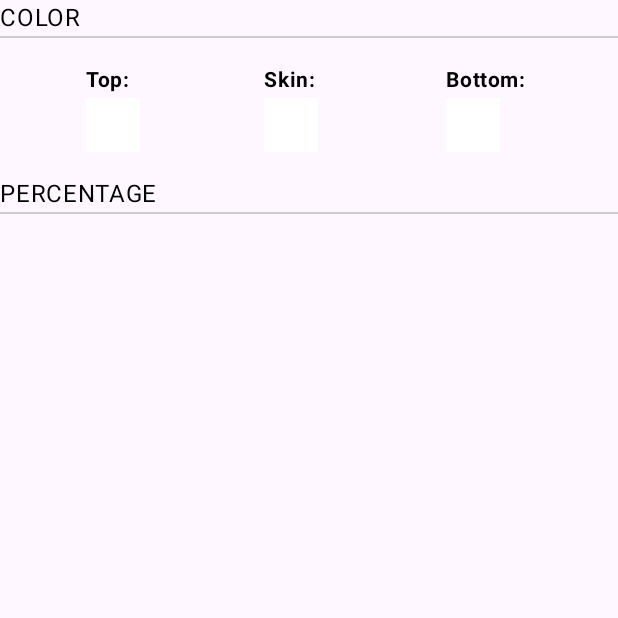
After one commit to CH2-PS544-IniGua/mobile-app, an Android app built with Jetpack Compose: the ResultActivity screen opened directly, with no data from a screen before it, on a phone screen of 412 x 824 dp, the top half of it. The commit adds this screen. Run offline under Robolectric (Android 15) with nearby library versions, the phone set to English and light mode, and no system bars; pictures from the network do not load.

Commit message:
add color prediction in detail result

```diff
--- a/app/build.gradle.kts
+++ b/app/build.gradle.kts
@@ -2,6 +2,7 @@ plugins {
     id("com.android.application")
     id("org.jetbrains.kotlin.android")
     id("com.google.devtools.ksp")
+    id("kotlin-parcelize")
 }
 
 android {
@@ -80,6 +81,7 @@ dependencies {
     implementation("androidx.paging:paging-runtime-ktx:3.1.0")
 
     implementation("androidx.room:room-ktx:2.5.2")
+    debugImplementation("androidx.compose.ui:ui-tooling:1.5.4")
     ksp("androidx.room:room-compiler:2.5.2")
     implementation("androidx.room:room-paging:2.4.0-rc01")
 
--- a/app/src/main/AndroidManifest.xml
+++ b/app/src/main/AndroidManifest.xml
@@ -20,9 +20,12 @@
         android:label="@string/app_name"
         android:roundIcon="@mipmap/ic_launcher_round"
         android:supportsRtl="true"
+        android:theme="@style/Theme.IniGua"
         android:usesCleartextTraffic="true"
-        android:theme="@style/Theme.IniGua"
         tools:targetApi="31">
+        <activity
+            android:name=".view.result.ResultActivity"
+            android:exported="false" />
 
         <meta-data
             android:name="com.google.android.geo.API_KEY"
--- a/app/src/main/java/com/tri/sulton/inigua/data/api/model/response/UploadResponse.kt
+++ b/app/src/main/java/com/tri/sulton/inigua/data/api/model/response/UploadResponse.kt
@@ -1,7 +1,10 @@
 package com.tri.sulton.inigua.data.api.model.response
 
+import android.os.Parcelable
 import com.google.gson.annotations.SerializedName
+import kotlinx.parcelize.Parcelize
 
+@Parcelize
 data class UploadResponse(
 
     @field:SerializedName("filename")
@@ -28,4 +31,4 @@ data class UploadResponse(
 	@field:SerializedName("percentage_skin_clothes")
 	val percentage_skin_clothes: Int,
 
-)
+) : Parcelable
--- a/app/src/main/java/com/tri/sulton/inigua/data/pref/UserModel.kt
+++ b/app/src/main/java/com/tri/sulton/inigua/data/pref/UserModel.kt
@@ -2,4 +2,5 @@ package com.tri.sulton.inigua.data.pref
 
 data class UserModel(
     val token: String,
+    val username: String,
 )
--- a/app/src/main/java/com/tri/sulton/inigua/data/pref/UserPreference.kt
+++ b/app/src/main/java/com/tri/sulton/inigua/data/pref/UserPreference.kt
@@ -16,13 +16,15 @@ class UserPreference private constructor(private val dataStore: DataStore<Prefer
     suspend fun saveSession(user: UserModel) {
         dataStore.edit { preferences ->
             preferences[TOKEN_KEY] = user.token
+            preferences[USERNAME_KEY] = user.username
         }
     }
 
     fun getSession(): Flow<UserModel> {
         return dataStore.data.map { preferences ->
             UserModel(
-                preferences[TOKEN_KEY] ?: ""
+                preferences[TOKEN_KEY] ?: "",
+                preferences[USERNAME_KEY] ?: ""
             )
         }
     }
@@ -37,6 +39,7 @@ class UserPreference private constructor(private val dataStore: DataStore<Prefer
         @Volatile
         private var INSTANCE: UserPreference? = null
         private val TOKEN_KEY = stringPreferencesKey("token")
+        private val USERNAME_KEY = stringPreferencesKey("username")
 
         fun getInstance(dataStore: DataStore<Preferences>): UserPreference {
             return INSTANCE ?: synchronized(this) {
--- a/app/src/main/java/com/tri/sulton/inigua/view/components/ColorRect.kt
+++ b/app/src/main/java/com/tri/sulton/inigua/view/components/ColorRect.kt
@@ -23,8 +23,6 @@ fun ColorRect(
     modifier: Modifier = Modifier
 ) {
     Column(
-        modifier = Modifier
-            .fillMaxWidth()
     ) {
         Text(
             text = "$title: $color",
--- a/app/src/main/java/com/tri/sulton/inigua/view/login/LoginActivity.kt
+++ b/app/src/main/java/com/tri/sulton/inigua/view/login/LoginActivity.kt
@@ -81,7 +81,8 @@ class LoginActivity : AppCompatActivity() {
             } else {
                 if (loginResponse != null) {
                     val user = UserModel(
-                        token = loginResponse.data
+                        token = loginResponse.data,
+                        username = loginResponse.username,
                     )
                     viewModel.saveSession(user)
                     val intent = Intent(this, MainActivity::class.java)
--- a/app/src/main/java/com/tri/sulton/inigua/view/profile/ProfileFragment.kt
+++ b/app/src/main/java/com/tri/sulton/inigua/view/profile/ProfileFragment.kt
@@ -14,6 +14,8 @@ import com.tri.sulton.inigua.databinding.FragmentProfileBinding
 import com.tri.sulton.inigua.view.ViewModelFactory
 import com.tri.sulton.inigua.view.catalog.MainViewModel
 import com.tri.sulton.inigua.view.welcome.WelcomeActivity
+import kotlinx.coroutines.flow.first
+import kotlinx.coroutines.runBlocking
 
 
 class ProfileFragment : Fragment() {
@@ -40,6 +42,8 @@ class ProfileFragment : Fragment() {
             if (user.token.isEmpty()) {
                 startActivity(Intent(requireContext(), WelcomeActivity::class.java))
                 activity?.finish()
+            } else {
+                binding.toolbar.title = user.username
             }
         }
 
--- a/app/src/main/java/com/tri/sulton/inigua/view/register/RegisterActivity.kt
+++ b/app/src/main/java/com/tri/sulton/inigua/view/register/RegisterActivity.kt
@@ -55,8 +55,8 @@ class RegisterActivity : AppCompatActivity() {
                 return@setOnClickListener
             }
 
-            if (username.length < 6) {
-                Toast.makeText(this, "Username must be at least 6 characters", Toast.LENGTH_SHORT).show()
+            if (username.length < 1) {
+                Toast.makeText(this, "Username must be at least 1 characters", Toast.LENGTH_SHORT).show()
                 return@setOnClickListener
             }
 
--- a/app/src/main/java/com/tri/sulton/inigua/view/register/RegisterViewModel.kt
+++ b/app/src/main/java/com/tri/sulton/inigua/view/register/RegisterViewModel.kt
@@ -33,7 +33,7 @@ class RegisterViewModel(private val repository: UserRepository) : ViewModel() {
                 } else {
                     _registerResponse.value = LoginResponse(
                         status = "error",
-                        message = "Failed to create user: Username already taken",
+                        message = Constant.getErrorResponse(response.errorBody()!!.string()).message,
                         data = "",
                         username = ""
                     )
--- /dev/null
+++ b/app/src/main/java/com/tri/sulton/inigua/view/result/ResultActivity.kt
@@ -0,0 +1,48 @@
+package com.tri.sulton.inigua.view.result
+
+import android.os.Build
+import androidx.appcompat.app.AppCompatActivity
+import android.os.Bundle
+import android.widget.Toast
+import androidx.activity.compose.setContent
+import androidx.compose.material3.MaterialTheme
+import com.tri.sulton.inigua.R
+import com.tri.sulton.inigua.data.api.model.response.UploadResponse
+import com.tri.sulton.inigua.view.screen.ResultScreen
+
+class ResultActivity : AppCompatActivity() {
+    override fun onCreate(savedInstanceState: Bundle?) {
+        super.onCreate(savedInstanceState)
+//        setContentView(R.layout.activity_result)
+
+        supportActionBar?.hide()
+
+        val result = if (Build.VERSION.SDK_INT >= 33) {
+            intent.getParcelableExtra<UploadResponse>(EXTRA_RESULT, UploadResponse::class.java)
+        } else {
+            @Suppress("DEPRECATION")
+            intent.getParcelableExtra<UploadResponse>(EXTRA_RESULT)
+        }
+
+        if (result != null) {
+            Toast.makeText(this, result.predict_image, Toast.LENGTH_SHORT).show()
+        }
+
+        setContent {
+            MaterialTheme {
+                ResultScreen(
+                    predict_image = result?.predict_image ?: "",
+                    color_skin = result?.color_skin ?: "",
+                    color_top = result?.color_top ?: "",
+                    color_bottom = result?.color_bottom ?: "",
+                    percentage_clothes_pants = result?.percentage_clothes_pants ?: 0,
+                    percentage_skin_clothes = result?.percentage_skin_clothes ?: 0
+                )
+            }
+        }
+    }
+
+    companion object {
+        const val EXTRA_RESULT = "extra_result"
+    }
+}
--- /dev/null
+++ b/app/src/main/java/com/tri/sulton/inigua/view/screen/ResultScreen.kt
@@ -0,0 +1,97 @@
+package com.tri.sulton.inigua.view.screen
+
+import androidx.compose.foundation.background
+import androidx.compose.foundation.layout.Arrangement
+import androidx.compose.foundation.layout.Column
+import androidx.compose.foundation.layout.Row
+import androidx.compose.foundation.layout.Spacer
+import androidx.compose.foundation.layout.fillMaxWidth
+import androidx.compose.foundation.layout.height
+import androidx.compose.foundation.layout.padding
+import androidx.compose.foundation.layout.size
+import androidx.compose.foundation.rememberScrollState
+import androidx.compose.foundation.verticalScroll
+import androidx.compose.material3.Divider
+import androidx.compose.material3.MaterialTheme
+import androidx.compose.material3.Text
+import androidx.compose.runtime.Composable
+import androidx.compose.ui.Alignment
+import androidx.compose.ui.Modifier
+import androidx.compose.ui.graphics.Color
+import androidx.compose.ui.layout.ContentScale
+import androidx.compose.ui.text.font.FontWeight
+import androidx.compose.ui.text.style.TextOverflow
+import androidx.compose.ui.tooling.preview.Preview
+import androidx.compose.ui.unit.dp
+import androidx.compose.ui.unit.sp
+import coil.compose.AsyncImage
+import com.tri.sulton.inigua.view.components.ColorRect
+
+@Composable
+fun ResultScreen(
+    predict_image: String,
+    color_skin: String,
+    color_top: String,
+    color_bottom: String,
+    percentage_clothes_pants: Int,
+    percentage_skin_clothes: Int,
+    modifier: Modifier = Modifier,
+) {
+    Column(
+        modifier = modifier
+            .verticalScroll(rememberScrollState())
+    ) {
+        AsyncImage(
+            model = predict_image,
+            contentDescription = null,
+            contentScale = ContentScale.Crop,
+            modifier = Modifier
+                .fillMaxWidth()
+        )
+        Text(
+            text = "COLOR"
+        )
+        Spacer(
+            modifier = Modifier
+                .fillMaxWidth()
+                .height(1.dp)
+                .background(Color.LightGray)
+        )
+        Row(
+            modifier = Modifier
+                .fillMaxWidth()
+                .padding(16.dp),
+            horizontalArrangement = Arrangement.SpaceAround,
+            verticalAlignment = Alignment.CenterVertically
+        ) {
+            ColorRect(title = "Top", color = color_top)
+            ColorRect(title = "Skin", color = color_skin)
+            ColorRect(title = "Bottom", color = color_bottom)
+        }
+        Text(
+            text = "PERCENTAGE"
+        )
+        Spacer(
+            modifier = Modifier
+                .fillMaxWidth()
+                .height(1.dp)
+                .background(Color.LightGray)
+        )
+
+    }
+}
+
+@Composable
+@Preview(showBackground = true)
+fun ResultScreenPreview() {
+    MaterialTheme {
+        ResultScreen(
+            "https://storage.googleapis.com/application-inigua/fashion/3sulton/IMG_20200926_165844-20231222055806.jpg",
+            "Brown",
+            "Blue",
+            "None",
+            87,
+            0
+        )
+    }
+}
```
Also changed, not shown: app/src/main/java/com/tri/sulton/inigua/data/UserRepository.kt (+0 -21 lines), app/src/main/java/com/tri/sulton/inigua/view/upload/UploadFragment.kt (+6 -4 lines), app/src/main/java/com/tri/sulton/inigua/view/upload/UploadViewModel.kt (+15 -0 lines), app/src/main/res/layout/activity_result.xml (added, +9 -0 lines).
